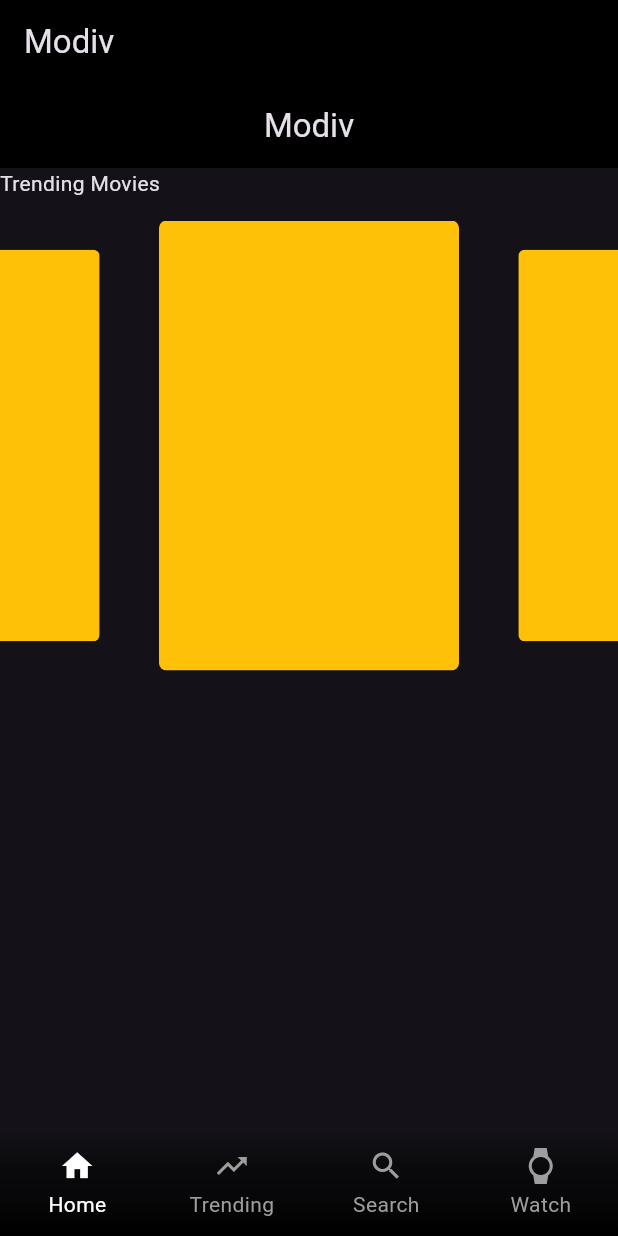
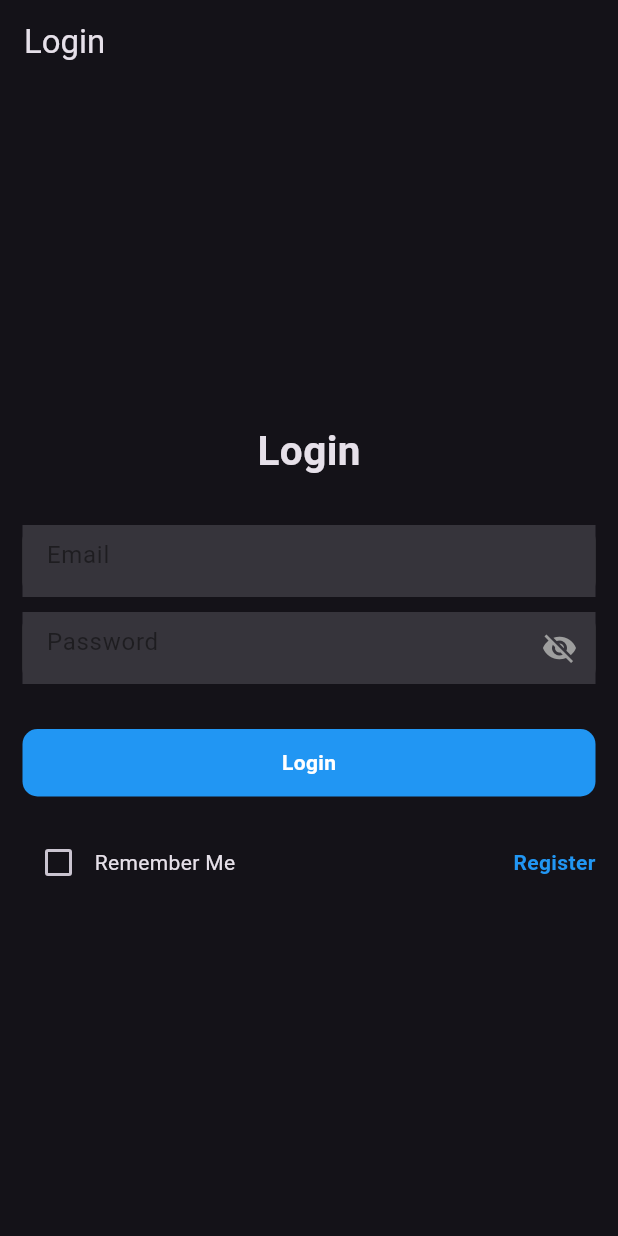
Before and after one commit to AdnanAliMumtaz/Movie_Application, a Flutter app: the screen it shows after launch, on a phone screen of 412 x 824 dp. Run offline on Flutter 3.47's test engine with Material 3 defaults, Android fonts, the phone set to English and light mode, and no system bars; drawn by our look-alikes of carousel_slider; our stand-ins replace firebase_auth, firebase_core; accounts and stored records are empty.

Commit message:
Added the login by connecting it with firebase, and fixed the navigation bar

```diff
--- /dev/null
+++ b/lib/Firebase/firebaseAuth.dart
@@ -0,0 +1,33 @@
+import 'package:firebase_auth/firebase_auth.dart';
+
+class FirebaseAuthService {
+  final FirebaseAuth _auth = FirebaseAuth.instance;
+
+  Future<User?> registerWithEmailAndPassword(String email, String password) async {
+
+    try {
+      UserCredential credential = await _auth.createUserWithEmailAndPassword(email: email, password: password);
+      return credential.user;
+    } catch (e)
+    {
+      print("Some error occured in registration");
+    }
+
+    return null;
+  }
+
+
+
+  Future<User?> loginWithEmailAndPassword(String email, String password) async {
+
+    try {
+      UserCredential credential = await _auth.signInWithEmailAndPassword(email: email, password: password);
+      return credential.user;
+    } catch (e)
+    {
+      print("Some error occured in login");
+    }
+
+    return null;
+  }
+}
--- a/lib/home.dart
+++ b/lib/home.dart
@@ -1,15 +1,12 @@
+import 'package:firebase_auth/firebase_auth.dart';
 import 'package:flutter/material.dart';
 import 'package:carousel_slider/carousel_slider.dart';
+import 'trending.dart';
+import 'search.dart';
+import 'home.dart';
 
-class Home extends StatefulWidget {
-  const Home({super.key});
 
-  @override
-  State<Home> createState() => _HomeState();
-}
-
-class _HomeState extends State<Home>
-{
+class Home extends StatelessWidget {
   @override
   Widget build(BuildContext context) {
     return Scaffold(
@@ -38,7 +35,7 @@ class _HomeState extends State<Home>
                   pageSnapping: true,
                   autoPlayCurve: Curves.fastOutSlowIn,
                   autoPlayAnimationDuration: const Duration(seconds: 1),
-                  ),
+                ),
                 itemBuilder: (context, itemIndex, pageViewIndex) {
                   return ClipRRect(
                     borderRadius: BorderRadius.circular(5),
@@ -49,11 +46,11 @@ class _HomeState extends State<Home>
                     ),
                   );
                 },
-              )
+              ),
             ),
           ],
         ),
       ),
     );
-   }
+  }
 }
--- /dev/null
+++ b/lib/login.dart
@@ -0,0 +1,108 @@
+import 'package:flutter/material.dart';
+import 'home.dart';
+import 'register.dart';
+import 'widgets/form_container_widget.dart';
+import 'main.dart';
+import 'Common_Utilities/navigationBar.dart';
+import 'package:movie_app/Common_Utilities/navigationBar.dart';
+
+class Login extends StatelessWidget {
+  const Login({Key? key});
+
+  @override
+  Widget build(BuildContext context) {
+    return Scaffold(
+      appBar: AppBar(
+        title: const Text("Login"),
+      ),
+      body: Center(
+        child: Padding(
+          padding: const EdgeInsets.symmetric(horizontal: 15),
+          child: Column(
+            mainAxisAlignment: MainAxisAlignment.center,
+            children: [
+              const Text(
+                "Login",
+                style: TextStyle(fontSize: 27, fontWeight: FontWeight.bold),
+              ),
+              const SizedBox(height: 30),
+              const FormContainerWidget(
+                hintText: "Email",
+                isPasswordField: false,
+              ),
+              const SizedBox(height: 10),
+              const FormContainerWidget(
+                hintText: "Password",
+                isPasswordField: true,
+              ),
+              const SizedBox(height: 30),
+              GestureDetector(
+                onTap: () {
+                  Navigator.push(
+                    context,
+                    MaterialPageRoute(builder: (context) => Navigation()),
+                  );
+                },
+                child: Container(
+                  width: double.infinity,
+                  height: 45,
+                  decoration: BoxDecoration(
+                    color: Colors.blue,
+                    borderRadius: BorderRadius.circular(10),
+                  ),
+                  child: const Center(
+                    child: Text(
+                      "Login",
+                      style: TextStyle(
+                        color: Colors.white,
+                        fontWeight: FontWeight.bold,
+                      ),
+                    ),
+                  ),
+                ),
+              ),
+              SizedBox(height: 20),
+              Row(
+                mainAxisAlignment: MainAxisAlignment.spaceBetween,
+                children: [
+                  GestureDetector(
+                    onTap: () {
+                      // Need to implement the functi....
+                    },
+                    child: Row(
+                      children: [
+                        Checkbox(
+                          value: false,
+                          onChanged: (bool? value) {
+                            // Need to implement...
+                          },
+                        ),
+                        const Text("Remember Me"),
+                      ],
+                    ),
+                  ),
+                  GestureDetector(
+                    onTap: () {
+                      Navigator.pushAndRemoveUntil(
+                        context,
+                        MaterialPageRoute(builder: (context) => Register()),
+                        (route) => false,
+                      );
+                    },
+                    child: const Text(
+                      "Register",
+                      style: TextStyle(
+                        color: Colors.blue,
+                        fontWeight: FontWeight.bold,
+                      ),
+                    ),
+                  ),
+                ],
+              ),
+            ],
+          ),
+        ),
+      ),
+    );
+  }
+}
--- a/lib/main.dart
+++ b/lib/main.dart
@@ -1,139 +1,42 @@
 import 'package:flutter/material.dart';
+import 'package:firebase_core/firebase_core.dart';
+import 'package:movie_app/login.dart';
+import 'package:movie_app/register.dart';
+import 'package:movie_app/splashScreen.dart';
 import 'trending.dart';
 import 'search.dart';
 import 'home.dart';
+import 'package:movie_app/Common_Utilities/navigationBar.dart';
 
-void main() {
-  runApp(MyApp());
+Future main() async {
+  WidgetsFlutterBinding.ensureInitialized();
+    await Firebase.initializeApp(
+        options: const FirebaseOptions(
+            apiKey: "AIzaSyBJO74hNa58P3Q7y2_CYgsR8aXXXk9OXNQ",
+            appId: "1:667588317697:android:643a8e3dedd79ddc55a600",
+            messagingSenderId: "667588317697",
+            projectId: "movietrackapplication-9ce11"));
+
+  runApp( const MyApp());
 }
 
 class MyApp extends StatelessWidget {
+  const MyApp({super.key});
+
   @override
   Widget build(BuildContext context) {
     return MaterialApp(
-      home: MyHomePage(),
+      debugShowCheckedModeBanner: false,
+      title: 'Flutter Demo',
       theme: ThemeData.dark(),
+      routes: {
+        '/': (context) => const splashScreen(
+          child: Login(),
+        ),
+        '/login': (context) => Login(),
+        '/register': (context) => Register(),
+        '/home': (context) => Navigation(),
+      },
     );
   }
 }
-
-class MyHomePage extends StatefulWidget {
-  @override
-  _MyHomePageState createState() => _MyHomePageState();
-}
-
-class _MyHomePageState extends State<MyHomePage> {
-  int _selectedIndex = 0;
-  PageController _pageController = PageController();
-
-  final List<Widget> _pages = [
-    Home(),
-    Trending(),
-    Search(),
-    WatchPage(),
-  ];
-
-  void _onItemTapped(int index) {
-    setState(() {
-      _selectedIndex = index;
-    });
-    _pageController.animateToPage(
-      index,
-      duration: Duration(milliseconds: 300),
-      curve: Curves.ease,
-    );
-  }
-
-  @override
-  Widget build(BuildContext context) {
-    return Scaffold(
-      appBar: AppBar(
-        title: Text('Modiv'),
-        backgroundColor: Colors.black,
-      ),
-      body: Stack(
-        children: [
-          PageView(
-            controller: _pageController,
-            children: _pages,
-            onPageChanged: (index) {
-              setState(() {
-                _selectedIndex = index;
-              });
-            },
-          ),
-          Positioned(
-            left: 0,
-            right: 0,
-            bottom: 0,
-            child: Container(
-              height: 70,
-              decoration: BoxDecoration(
-                gradient: LinearGradient(
-                  begin: Alignment.bottomCenter,
-                  end: Alignment.topCenter,
-                  colors: [
-                    Colors.black,
-                    Colors.black.withOpacity(0.7),
-                    Colors.black.withOpacity(0.5),
-                    Colors.transparent
-                  ],
-                ),
-              ),
-              child: Row(
-                mainAxisAlignment: MainAxisAlignment.spaceAround,
-                children: [
-                  buildNavBarItem(Icons.home, 'Home', 0),
-                  buildNavBarItem(Icons.trending_up, 'Trending', 1),
-                  buildNavBarItem(Icons.search, 'Search', 2),
-                  buildNavBarItem(Icons.watch, 'Watch', 3),
-                ],
-              ),
-            ),
-          ),
-        ],
-      ),
-    );
-  }
-
-  Widget buildNavBarItem(IconData icon, String title, int index) {
-    bool isSelected = index == _selectedIndex;
-    return Expanded(
-      child: GestureDetector(
-        onTap: () => _onItemTapped(index),
-        child: Container(
-          color: Colors.transparent,
-          padding: EdgeInsets.symmetric(vertical: 8.0),
-          child: Column(
-            mainAxisAlignment: MainAxisAlignment.center,
-            children: [
-              Icon(
-                icon,
-                color: isSelected ? Colors.white : Colors.grey,
-              ),
-              SizedBox(height: 4),
-              Text(
-                title,
-                style: TextStyle(
-                  color: isSelected ? Colors.white : Colors.grey,
-                ),
-              ),
-            ],
-          ),
-        ),
-      ),
-    );
-  }
-}
-
-class WatchPage extends StatelessWidget {
-  @override
-  Widget build(BuildContext context) {
-    return Center(
-      child: Text(
-        'Watch Page',
-        style: TextStyle(fontSize: 35, fontWeight: FontWeight.bold),
-      ),
-    );
-  }
-}
--- /dev/null
+++ b/lib/widgets/form_container_widget.dart
@@ -0,0 +1,76 @@
+import 'package:flutter/material.dart';
+
+class FormContainerWidget extends StatefulWidget {
+  final TextEditingController? controller;
+  final Key? fieldKey;
+  final bool? isPasswordField;
+  final String? hintText;
+  final String? labelText;
+  final FormFieldSetter<String>? onSaved;
+  final FormFieldValidator<String>? validator;
+  final ValueChanged<String>? onFieldSubmitted;
+  final TextInputType? inputType;
+
+  const FormContainerWidget({
+    Key? key,
+    this.controller,
+    this.fieldKey,
+    this.isPasswordField,
+    this.hintText,
+    this.labelText,
+    this.onSaved,
+    this.validator,
+    this.onFieldSubmitted,
+    this.inputType,
+  }) : super(key: key);
+
+  @override
+  _FormContainerWidgetState createState() => _FormContainerWidgetState();
+}
+
+class _FormContainerWidgetState extends State<FormContainerWidget> {
+  bool _obscureText = true;
+
+  @override
+  Widget build(BuildContext context) {
+    return Container(
+      width: double.infinity,
+      decoration: BoxDecoration(
+        color: Colors.grey.withOpacity(.35),
+        borderRadius: BorderRadius.circular(10),
+      ),
+      child: TextFormField(
+        style: TextStyle(color: Colors.blue),
+        controller: widget.controller,
+        key: widget.fieldKey,
+        obscureText: widget.isPasswordField == true ? _obscureText : false,
+        decoration: InputDecoration(
+          border: InputBorder.none,
+          filled: true,
+          hintText: widget.hintText,
+          hintStyle: TextStyle(color: Colors.black45),
+          labelText: widget.labelText,
+          suffixIcon: GestureDetector(
+            onTap: () {
+              setState(() {
+                _obscureText = !_obscureText;
+              });
+            },
+            child: widget.isPasswordField == true
+                ? Icon(
+                    _obscureText
+                        ? Icons.visibility_off
+                        : Icons.visibility,
+                    color: _obscureText == false ? Colors.blue : Colors.grey,
+                  )
+                : SizedBox(),
+          ),
+        ),
+        onSaved: widget.onSaved,
+        validator: widget.validator,
+        onFieldSubmitted: widget.onFieldSubmitted,
+        keyboardType: widget.inputType,
+      ),
+    );
+  }
+}
```
Also changed, not shown: lib/Common_Utilities/navigationBar.dart (+128 -0 lines), lib/register.dart (added, +154 -0 lines), lib/splashScreen.dart (added, +36 -0 lines), pubspec.yaml (+6 -2 lines), pubspec.lock, 9 other files.
